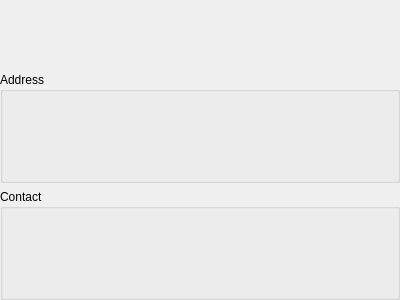
The window that plugins/patientbaseplugin/identityviewer.ui (FreeHealth/freehealth) describes before a commit, drawn with Qt 5.
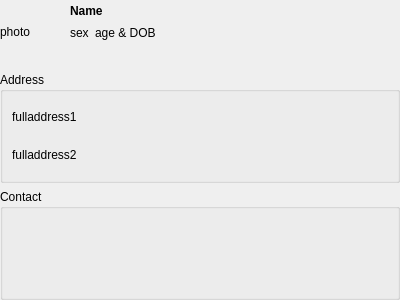
The same window after the commit.

Commit message: Add a few default strings to IdentityViewer widget to better identify the widgets in designer. Clear them in the PatientSelector constructor.

```diff
--- a/plugins/patientbaseplugin/identityviewer.ui
+++ b/plugins/patientbaseplugin/identityviewer.ui
@@ -13,11 +13,11 @@
   <property name="windowTitle">
    <string>Form</string>
   </property>
-  <layout class="QGridLayout" name="gridLayout_3">
+  <layout class="QVBoxLayout" name="verticalLayout_3">
    <property name="margin">
     <number>0</number>
    </property>
-   <item row="0" column="0">
+   <item>
     <layout class="QGridLayout" name="gridLayout_2">
      <property name="verticalSpacing">
       <number>0</number>
@@ -39,7 +39,7 @@
           </size>
          </property>
          <property name="text">
-          <string/>
+          <string>photo</string>
          </property>
         </widget>
        </item>
@@ -79,7 +79,7 @@
         </font>
        </property>
        <property name="text">
-        <string/>
+        <string>Name</string>
        </property>
       </widget>
      </item>
@@ -98,7 +98,7 @@
         </size>
        </property>
        <property name="text">
-        <string/>
+        <string>sex</string>
        </property>
       </widget>
      </item>
@@ -117,7 +117,7 @@
         </size>
        </property>
        <property name="text">
-        <string/>
+        <string>age &amp; DOB</string>
        </property>
       </widget>
      </item>
@@ -142,31 +142,31 @@
      </item>
     </layout>
    </item>
-   <item row="1" column="0">
-    <widget class="QGroupBox" name="groupBox">
+   <item>
+    <widget class="QGroupBox" name="groupBoxAddress">
      <property name="title">
       <string>Address</string>
      </property>
-     <layout class="QGridLayout" name="gridLayout">
-      <item row="0" column="0">
+     <layout class="QVBoxLayout" name="verticalLayout">
+      <item>
        <widget class="QLabel" name="fullAdress1">
         <property name="text">
-         <string/>
+         <string>fulladdress1</string>
         </property>
        </widget>
       </item>
-      <item row="1" column="0">
+      <item>
        <widget class="QLabel" name="fullAdress2">
         <property name="text">
-         <string/>
+         <string>fulladdress2</string>
         </property>
        </widget>
       </item>
      </layout>
     </widget>
    </item>
-   <item row="2" column="0">
-    <widget class="QGroupBox" name="groupBox_2">
+   <item>
+    <widget class="QGroupBox" name="groupBoxContact">
      <property name="title">
       <string>Contact</string>
      </property>
```
The commit also changes 1 other file.
